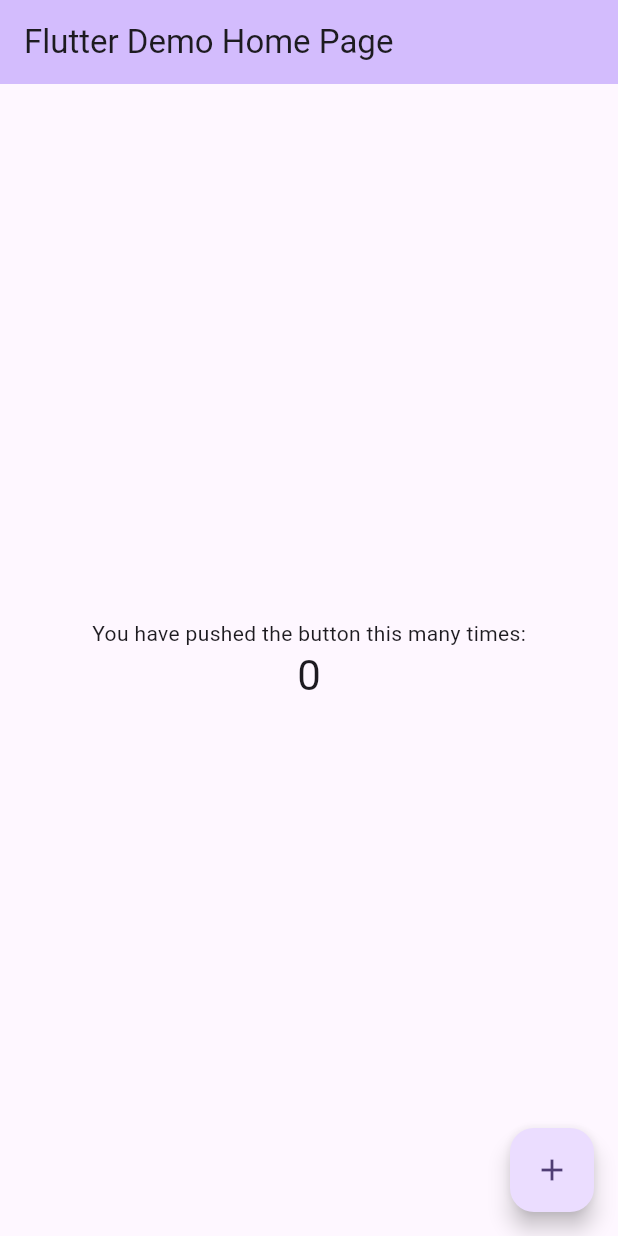
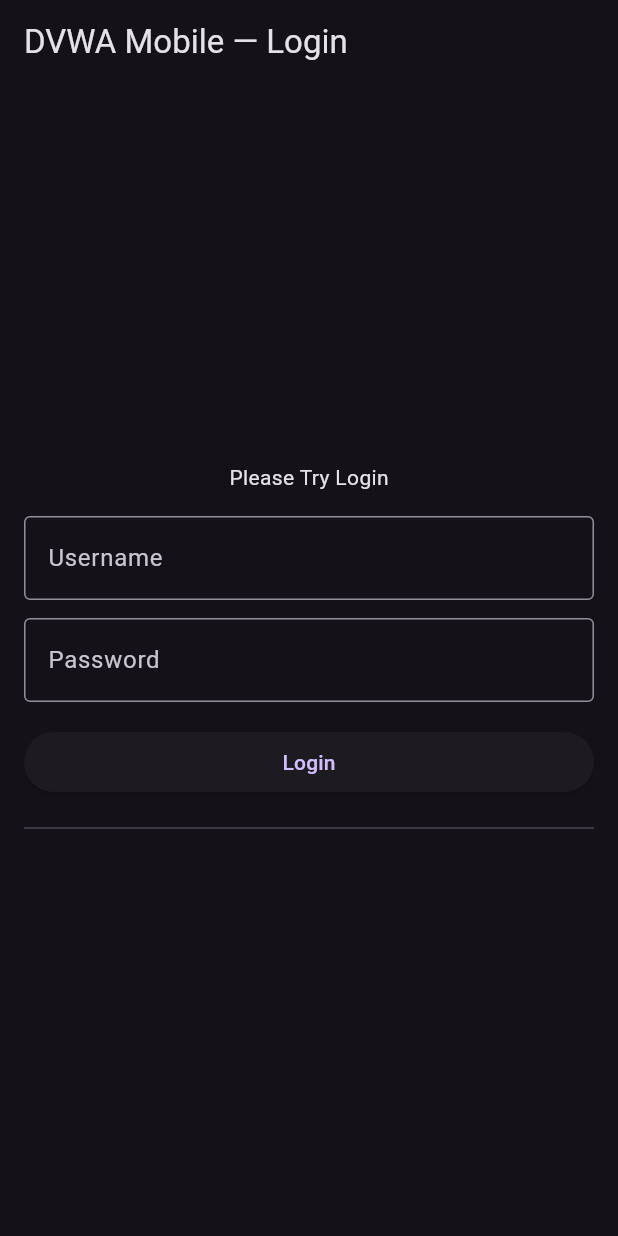
Before and after one commit to KimJeju/DVWA-Mobile, a Flutter app: the screen it shows after launch, on a phone screen of 412 x 824 dp. Run offline on Flutter 3.47's test engine with Material 3 defaults, Android fonts, the phone set to English and light mode, and no system bars; our stand-ins replace sqflite; accounts and stored records are empty.

Commit message:
로그인 페이지 및 sqli 성공

```diff
--- /dev/null
+++ b/devtools_options.yaml
@@ -0,0 +1,3 @@
+description: This file stores settings for Dart & Flutter DevTools.
+documentation: https://docs.flutter.dev/tools/devtools/extensions#configure-extension-enablement-states
+extensions:
--- a/lib/main.dart
+++ b/lib/main.dart
@@ -1,122 +1,20 @@
 import 'package:flutter/material.dart';
+import 'pages/login_page.dart';
 
 void main() {
-  runApp(const MyApp());
+  WidgetsFlutterBinding.ensureInitialized();
+  runApp(const DVWAMobileApp());
 }
 
-class MyApp extends StatelessWidget {
-  const MyApp({super.key});
+class DVWAMobileApp extends StatelessWidget {
+  const DVWAMobileApp({super.key});
 
-  // This widget is the root of your application.
   @override
   Widget build(BuildContext context) {
     return MaterialApp(
-      title: 'Flutter Demo',
-      theme: ThemeData(
-        // This is the theme of your application.
-        //
-        // TRY THIS: Try running your application with "flutter run". You'll see
-        // the application has a purple toolbar. Then, without quitting the app,
-        // try changing the seedColor in the colorScheme below to Colors.green
-        // and then invoke "hot reload" (save your changes or press the "hot
-        // reload" button in a Flutter-supported IDE, or press "r" if you used
-        // the command line to start the app).
-        //
-        // Notice that the counter didn't reset back to zero; the application
-        // state is not lost during the reload. To reset the state, use hot
-        // restart instead.
-        //
-        // This works for code too, not just values: Most code changes can be
-        // tested with just a hot reload.
-        colorScheme: ColorScheme.fromSeed(seedColor: Colors.deepPurple),
-      ),
-      home: const MyHomePage(title: 'Flutter Demo Home Page'),
+      title: 'DVWA Mobile',
+      theme: ThemeData.dark(useMaterial3: true),
+      home: const LoginPage(),
     );
   }
 }
-
-class MyHomePage extends StatefulWidget {
-  const MyHomePage({super.key, required this.title});
-
-  // This widget is the home page of your application. It is stateful, meaning
-  // that it has a State object (defined below) that contains fields that affect
-  // how it looks.
-
-  // This class is the configuration for the state. It holds the values (in this
-  // case the title) provided by the parent (in this case the App widget) and
-  // used by the build method of the State. Fields in a Widget subclass are
-  // always marked "final".
-
-  final String title;
-
-  @override
-  State<MyHomePage> createState() => _MyHomePageState();
-}
-
-class _MyHomePageState extends State<MyHomePage> {
-  int _counter = 0;
-
-  void _incrementCounter() {
-    setState(() {
-      // This call to setState tells the Flutter framework that something has
-      // changed in this State, which causes it to rerun the build method below
-      // so that the display can reflect the updated values. If we changed
-      // _counter without calling setState(), then the build method would not be
-      // called again, and so nothing would appear to happen.
-      _counter++;
-    });
-  }
-
-  @override
-  Widget build(BuildContext context) {
-    // This method is rerun every time setState is called, for instance as done
-    // by the _incrementCounter method above.
-    //
-    // The Flutter framework has been optimized to make rerunning build methods
-    // fast, so that you can just rebuild anything that needs updating rather
-    // than having to individually change instances of widgets.
-    return Scaffold(
-      appBar: AppBar(
-        // TRY THIS: Try changing the color here to a specific color (to
-        // Colors.amber, perhaps?) and trigger a hot reload to see the AppBar
-        // change color while the other colors stay the same.
-        backgroundColor: Theme.of(context).colorScheme.inversePrimary,
-        // Here we take the value from the MyHomePage object that was created by
-        // the App.build method, and use it to set our appbar title.
-        title: Text(widget.title),
-      ),
-      body: Center(
-        // Center is a layout widget. It takes a single child and positions it
-        // in the middle of the parent.
-        child: Column(
-          // Column is also a layout widget. It takes a list of children and
-          // arranges them vertically. By default, it sizes itself to fit its
-          // children horizontally, and tries to be as tall as its parent.
-          //
-          // Column has various properties to control how it sizes itself and
-          // how it positions its children. Here we use mainAxisAlignment to
-          // center the children vertically; the main axis here is the vertical
-          // axis because Columns are vertical (the cross axis would be
-          // horizontal).
-          //
-          // TRY THIS: Invoke "debug painting" (choose the "Toggle Debug Paint"
-          // action in the IDE, or press "p" in the console), to see the
-          // wireframe for each widget.
-          mainAxisAlignment: MainAxisAlignment.center,
-          children: <Widget>[
-            const Text('You have pushed the button this many times:'),
-            Text(
-              '$_counter',
-              style: Theme.of(context).textTheme.headlineMedium,
-            ),
-          ],
-        ),
-      ),
-      floatingActionButton: FloatingActionButton(
-        onPressed: _incrementCounter,
-        tooltip: 'Increment',
-        child: const Icon(Icons.add),
-      ), // This trailing comma makes auto-formatting nicer for build methods.
-    );
-  }
-}
--- /dev/null
+++ b/lib/pages/login_page.dart
@@ -0,0 +1,124 @@
+import 'package:flutter/material.dart';
+import '../services/db.dart';
+import 'board_page.dart';
+
+class LoginPage extends StatefulWidget {
+  const LoginPage({super.key});
+
+  @override
+  State<LoginPage> createState() => _LoginPageState();
+}
+
+class _LoginPageState extends State<LoginPage> {
+  final _id = TextEditingController(text: '');
+  final _pw = TextEditingController(text: '');
+
+  String _status = 'Please Try Login';
+
+  @override
+  void dispose() {
+    _id.dispose();
+    _pw.dispose();
+    super.dispose();
+  }
+
+  // ❌ 고의적 취약: rawQuery 문자열 결합 → SQLi 가능
+  Future<bool> _vulnLogin(String u, String p) async {
+    final db = await AppDB.instance();
+    final sql = "SELECT * FROM users WHERE username='$u' AND password='$p'";
+    debugPrint('[SQL] $sql');
+    // ignore: prefer_typing_uninitialized_variables
+    var rows;
+    try {
+      rows = await db.rawQuery(sql);
+      return rows.isNotEmpty;
+    } catch (e) {
+      print(e);
+    }
+    return false;
+  }
+
+  Future<void> _onLogin() async {
+    final ok = await _vulnLogin(_id.text, _pw.text);
+    try {
+      if (!mounted) return;
+      if (ok) {
+        setState(() => _status = 'Login success ✅');
+        Navigator.of(
+          context,
+        ).pushReplacement(MaterialPageRoute(builder: (_) => const BoardPage()));
+      } else {
+        setState(() => _status = 'Login failed ❌  (hint: SQLi)');
+        ScaffoldMessenger.of(
+          context,
+        ).showSnackBar(const SnackBar(content: Text("Login failed")));
+      }
+    } catch (e) {
+      print(e);
+    }
+  }
+
+  @override
+  Widget build(BuildContext context) {
+    final theme = Theme.of(context);
+    return Scaffold(
+      appBar: AppBar(title: const Text('DVWA Mobile — Login')),
+      body: Center(
+        child: ConstrainedBox(
+          constraints: const BoxConstraints(maxWidth: 420),
+          child: Padding(
+            padding: const EdgeInsets.all(16),
+            child: Column(
+              mainAxisAlignment: MainAxisAlignment.center,
+              children: [
+                Text(_status, style: theme.textTheme.bodyMedium),
+                const SizedBox(height: 16),
+                TextField(
+                  controller: _id,
+                  decoration: const InputDecoration(
+                    labelText: 'Username',
+                    border: OutlineInputBorder(),
+                  ),
+                ),
+                const SizedBox(height: 12),
+                TextField(
+                  controller: _pw,
+                  obscureText: true,
+                  decoration: const InputDecoration(
+                    labelText: 'Password',
+                    border: OutlineInputBorder(),
+                  ),
+                ),
+                const SizedBox(height: 16),
+                SizedBox(
+                  width: double.infinity,
+                  child: ElevatedButton(
+                    onPressed: _onLogin,
+                    child: const Text('Login'),
+                  ),
+                ),
+                const SizedBox(height: 12),
+                const Divider(),
+                const SizedBox(height: 12),
+                // 실습 힌트
+                // Container(
+                //   padding: const EdgeInsets.all(12),
+                //   decoration: BoxDecoration(
+                //     border: Border.all(color: Colors.white24),
+                //     borderRadius: BorderRadius.circular(8),
+                //   ),
+                //   // child: const SelectableText(
+                //   //   "💡 SQLi Bypass 예시 : \n"
+                //   //   "■ username: ' OR '1'='1\n"
+                //   //   "■ password: (아무 값이나)\n\n"
+                //   //   "⚠️ 이 앱은 교육/연구용 취약 환경입니다.",
+                //   // ),
+                // ),
+              ],
+            ),
+          ),
+        ),
+      ),
+    );
+  }
+}
--- a/pubspec.yaml
+++ b/pubspec.yaml
@@ -30,6 +30,12 @@
 dependencies:
   flutter:
     sdk: flutter
+  sqflite: ^2.4.2
+  path_provider: ^2.1.5
+  path: ^1.9.0
+  flutter_widget_from_html: ^0.17.1
+  file_picker: ^10.3.2
+  http: ^1.5.0
 
   # The following adds the Cupertino Icons font to your application.
   # Use with the CupertinoIcons class for iOS style icons.
```
Also changed, not shown: lib/pages/board_page.dart (added, +21 -0 lines), lib/services/db.dart (added, +37 -0 lines), lib/pages/setting_page.dart (added), lib/pages/upload_page.dart (added), pubspec.lock, 6 other files.
